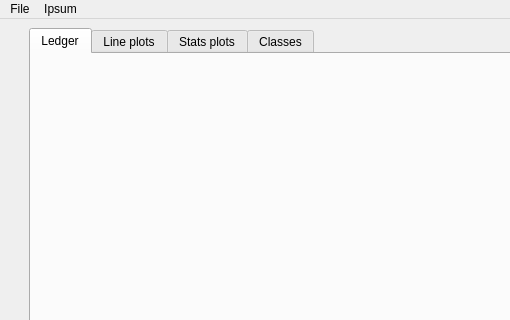
Qt form piggy_bank/ui/main_window.ui (pbertoni89/piggy-bank) before a commit; both pictures show x 0 to 510 and y 0 to 320 of the 1035 by 685 pixel window.
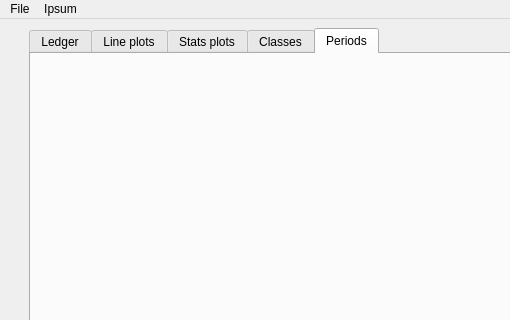
The same form after that commit.

Commit message:
Classes and Periods in two separate tabs
periods.ui (QW_Periods) takes the periods table and its time frame out of
classes_periods.ui, which keeps only the classes settings (QW_Classes, a thin
wrapper until automatic clustering lands). The main window hosts them in
tab_classes / tab_periods; _apply_filters() feeds ui_periods. A test checks that
every tab hosts its own widget.

What changed in the file:
```diff
--- a/piggy_bank/ui/main_window.ui
+++ b/piggy_bank/ui/main_window.ui
@@ -38,7 +38,7 @@
     <item>
      <widget class="QTabWidget" name="tabWidget">
       <property name="currentIndex">
-       <number>0</number>
+       <number>4</number>
       </property>
       <widget class="QWidget" name="tab_ledger">
        <attribute name="title">
@@ -80,6 +80,16 @@
         </item>
        </layout>
       </widget>
+      <widget class="QWidget" name="tab_periods">
+       <attribute name="title">
+        <string>Periods</string>
+       </attribute>
+       <layout class="QVBoxLayout" name="verticalLayout_6">
+        <item>
+         <layout class="QVBoxLayout" name="ql_periods"/>
+        </item>
+       </layout>
+      </widget>
      </widget>
     </item>
    </layout>
```
Left out of the diff: 2 changed lines with no effect on the pictures. The commit also changes 8 other files.
